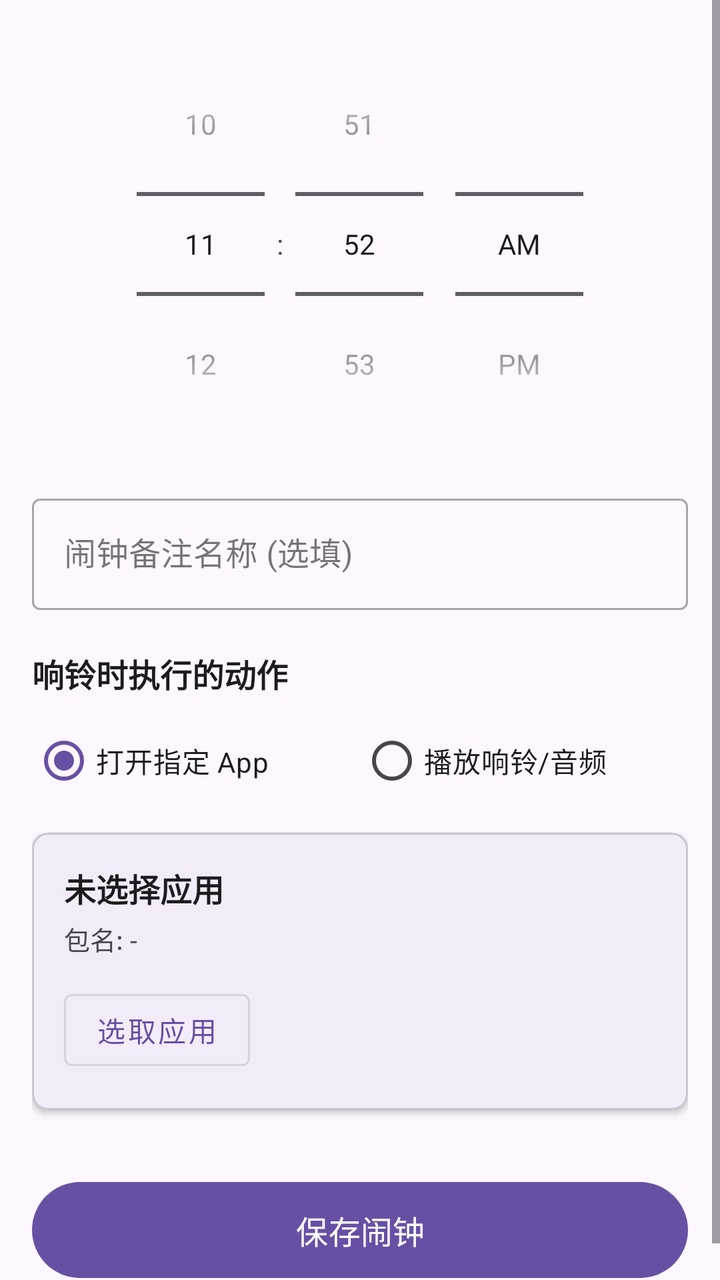
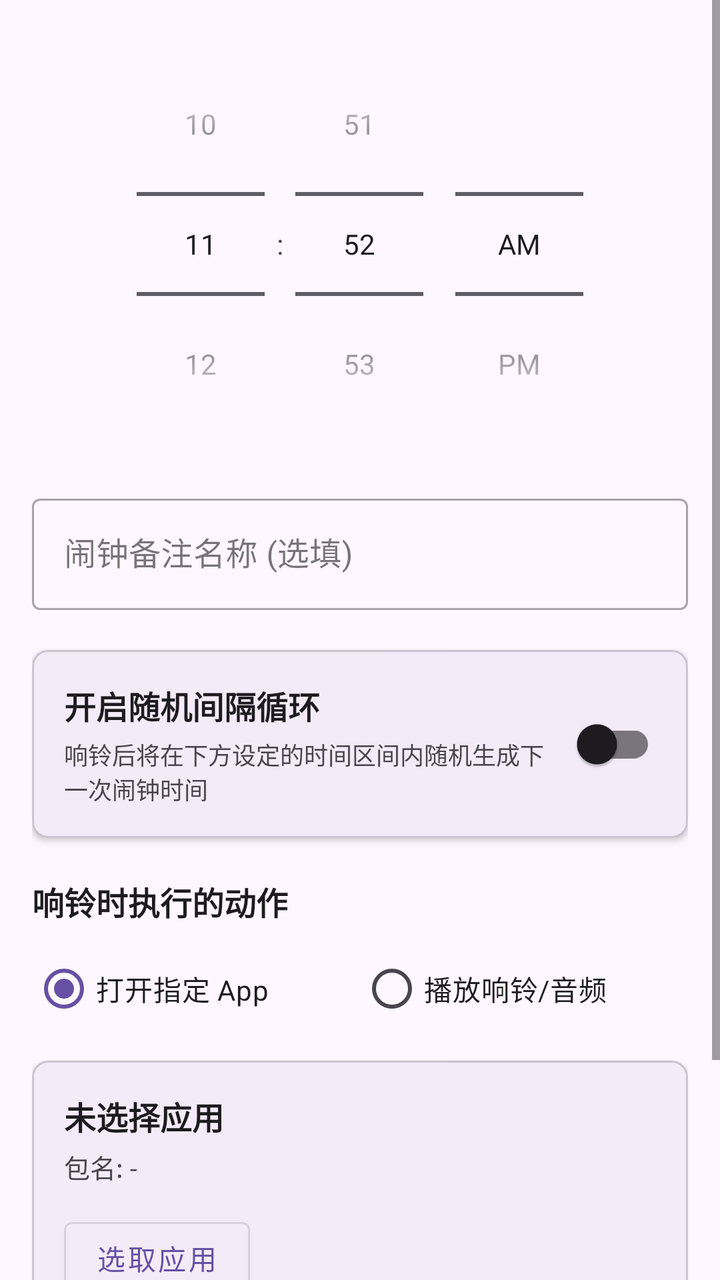

Screens rendered from an Android XML layout before and after an edit, with the pre-edit source and the edit as a unified diff.
<!-- AndroidManifest.xml: application theme Theme.NotifyHelper -->
<!-- res/layout/fragment_add_edit_alarm.xml -->
<?xml version="1.0" encoding="utf-8"?>
<ScrollView xmlns:android="http://schemas.android.com/apk/res/android"
    xmlns:app="http://schemas.android.com/apk/res-auto"
    xmlns:tools="http://schemas.android.com/tools"
    android:layout_width="match_parent"
    android:layout_height="match_parent"
    android:fillViewport="true">

    <LinearLayout
        android:layout_width="match_parent"
        android:layout_height="wrap_content"
        android:orientation="vertical"
        android:padding="16dp">

        <TimePicker
            android:id="@+id/time_picker"
            android:layout_width="wrap_content"
            android:layout_height="wrap_content"
            android:layout_gravity="center_horizontal"
            android:timePickerMode="spinner" />

        <com.google.android.material.textfield.TextInputLayout
            android:layout_width="match_parent"
            android:layout_height="wrap_content"
            android:layout_marginTop="16dp"
            android:hint="闹钟备注名称 (选填)"
            style="@style/Widget.MaterialComponents.TextInputLayout.OutlinedBox">

            <com.google.android.material.textfield.TextInputEditText
                android:id="@+id/et_title"
                android:layout_width="match_parent"
                android:layout_height="wrap_content"
                android:inputType="text" />
        </com.google.android.material.textfield.TextInputLayout>

        <TextView
            android:layout_width="wrap_content"
            android:layout_height="wrap_content"
            android:layout_marginTop="20dp"
            android:text="响铃时执行的动作"
            android:textColor="?android:attr/textColorPrimary"
            android:textSize="16sp"
            android:textStyle="bold" />

        <RadioGroup
            android:id="@+id/rg_action_type"
            android:layout_width="match_parent"
            android:layout_height="wrap_content"
            android:layout_marginTop="8dp"
            android:orientation="horizontal">

            <RadioButton
                android:id="@+id/rb_action_open_app"
                android:layout_width="0dp"
                android:layout_height="wrap_content"
                android:layout_weight="1"
                android:checked="true"
                android:text="打开指定 App" />

            <RadioButton
                android:id="@+id/rb_action_play_audio"
                android:layout_width="0dp"
                android:layout_height="wrap_content"
                android:layout_weight="1"
                android:text="播放响铃/音频" />
        </RadioGroup>

        
        <com.google.android.material.card.MaterialCardView
            android:id="@+id/card_open_app"
            android:layout_width="match_parent"
            android:layout_height="wrap_content"
            android:layout_marginTop="12dp"
            app:cardCornerRadius="8dp"
            app:cardElevation="2dp"
            app:contentPadding="16dp">

            <LinearLayout
                android:layout_width="match_parent"
                android:layout_height="wrap_content"
                android:orientation="vertical">

                <TextView
                    android:id="@+id/tv_selected_app_name"
                    android:layout_width="wrap_content"
                    android:layout_height="wrap_content"
                    android:text="未选择应用"
                    android:textColor="?android:attr/textColorPrimary"
                    android:textSize="16sp"
                    android:textStyle="bold" />

                <TextView
                    android:id="@+id/tv_selected_package_name"
                    android:layout_width="wrap_content"
                    android:layout_height="wrap_content"
                    android:layout_marginTop="4dp"
                    android:text="包名: -"
                    android:textColor="?android:attr/textColorSecondary"
                    android:textSize="13sp" />

                <com.google.android.material.button.MaterialButton
                    android:id="@+id/btn_select_app"
                    android:layout_width="wrap_content"
                    android:layout_height="wrap_content"
                    android:layout_marginTop="12dp"
                    android:text="选取应用"
                    style="@style/Widget.MaterialComponents.Button.OutlinedButton" />
            </LinearLayout>
        </com.google.android.material.card.MaterialCardView>

        
        <com.google.android.material.card.MaterialCardView
            android:id="@+id/card_play_audio"
            android:layout_width="match_parent"
            android:layout_height="wrap_content"
            android:layout_marginTop="12dp"
            android:visibility="gone"
            app:cardCornerRadius="8dp"
            app:cardElevation="2dp"
            app:contentPadding="16dp">

            <LinearLayout
                android:layout_width="match_parent"
                android:layout_height="wrap_content"
                android:orientation="vertical">

                <TextView
                    android:layout_width="wrap_content"
                    android:layout_height="wrap_content"
                    android:text="播放系统默认闹钟铃声"
                    android:textColor="?android:attr/textColorPrimary"
                    android:textSize="15sp" />

                <TextView
                    android:layout_width="wrap_content"
                    android:layout_height="wrap_content"
                    android:layout_marginTop="4dp"
                    android:text="闹钟触发时将自动播放高优先级闹钟响铃与发声"
                    android:textColor="?android:attr/textColorSecondary"
                    android:textSize="13sp" />
            </LinearLayout>
        </com.google.android.material.card.MaterialCardView>

        <com.google.android.material.button.MaterialButton
            android:id="@+id/btn_save_alarm"
            android:layout_width="match_parent"
            android:layout_height="56dp"
            android:layout_marginTop="32dp"
            android:text="保存闹钟"
            android:textSize="16sp" />

        <com.google.android.material.button.MaterialButton
            android:id="@+id/btn_delete_alarm"
            android:layout_width="match_parent"
            android:layout_height="56dp"
            android:layout_marginTop="12dp"
            android:text="删除此闹钟"
            android:textColor="#D32F2F"
            android:visibility="gone"
            style="@style/Widget.MaterialComponents.Button.TextButton"
            tools:visibility="visible" />

    </LinearLayout>

</ScrollView>
<!-- resources referenced by this layout -->
<resources>
  <style name="Theme.NotifyHelper" parent="Base.Theme.NotifyHelper" />
  <style name="Base.Theme.NotifyHelper" parent="Theme.Material3.DayNight.NoActionBar">
          
          
      </style>
</resources>

<!-- the commit's change to res/layout/fragment_add_edit_alarm.xml (unified diff, before → after) -->
@@ -33,6 +33,101 @@
                 android:inputType="text" />
         </com.google.android.material.textfield.TextInputLayout>
 
+        
+        <com.google.android.material.card.MaterialCardView
+            android:layout_width="match_parent"
+            android:layout_height="wrap_content"
+            android:layout_marginTop="20dp"
+            app:cardCornerRadius="8dp"
+            app:cardElevation="2dp">
+
+            <LinearLayout
+                android:layout_width="match_parent"
+                android:layout_height="wrap_content"
+                android:orientation="vertical"
+                android:padding="16dp">
+
+                <LinearLayout
+                    android:layout_width="match_parent"
+                    android:layout_height="wrap_content"
+                    android:gravity="center_vertical"
+                    android:orientation="horizontal">
+
+                    <LinearLayout
+                        android:layout_width="0dp"
+                        android:layout_height="wrap_content"
+                        android:layout_weight="1"
+                        android:orientation="vertical">
+
+                        <TextView
+                            android:layout_width="wrap_content"
+                            android:layout_height="wrap_content"
+                            android:text="开启随机间隔循环"
+                            android:textColor="?android:attr/textColorPrimary"
+                            android:textSize="16sp"
+                            android:textStyle="bold" />
+
+                        <TextView
+                            android:layout_width="wrap_content"
+                            android:layout_height="wrap_content"
+                            android:layout_marginTop="4dp"
+                            android:text="响铃后将在下方设定的时间区间内随机生成下一次闹钟时间"
+                            android:textColor="?android:attr/textColorSecondary"
+                            android:textSize="12sp" />
+                    </LinearLayout>
+
+                    <com.google.android.material.switchmaterial.SwitchMaterial
+                        android:id="@+id/switch_random"
+                        android:layout_width="wrap_content"
+                        android:layout_height="wrap_content" />
+                </LinearLayout>
+
+                <LinearLayout
+                    android:id="@+id/layout_random_inputs"
+                    android:layout_width="match_parent"
+                    android:layout_height="wrap_content"
+                    android:layout_marginTop="16dp"
+                    android:baselineAligned="false"
+                    android:orientation="horizontal"
+                    android:visibility="gone"
+                    tools:visibility="visible">
+
+                    <com.google.android.material.textfield.TextInputLayout
+                        android:layout_width="0dp"
+                        android:layout_height="wrap_content"
+                        android:layout_marginEnd="8dp"
+                        android:layout_weight="1"
+                        android:hint="最小间隔(分)"
+                        style="@style/Widget.MaterialComponents.TextInputLayout.OutlinedBox">
+
+                        <com.google.android.material.textfield.TextInputEditText
+                            android:id="@+id/et_random_min"
+                            android:layout_width="match_parent"
+                            android:layout_height="wrap_content"
+                            android:inputType="number"
+                            android:text="5" />
+                    </com.google.android.material.textfield.TextInputLayout>
+
+                    <com.google.android.material.textfield.TextInputLayout
+                        android:layout_width="0dp"
+                        android:layout_height="wrap_content"
+                        android:layout_marginStart="8dp"
+                        android:layout_weight="1"
+                        android:hint="最大间隔(分)"
+                        style="@style/Widget.MaterialComponents.TextInputLayout.OutlinedBox">
+
+                        <com.google.android.material.textfield.TextInputEditText
+                            android:id="@+id/et_random_max"
+                            android:layout_width="match_parent"
+                            android:layout_height="wrap_content"
+                            android:inputType="number"
+                            android:text="30" />
+                    </com.google.android.material.textfield.TextInputLayout>
+
+                </LinearLayout>
+            </LinearLayout>
+        </com.google.android.material.card.MaterialCardView>
+
         <TextView
             android:layout_width="wrap_content"
             android:layout_height="wrap_content"
